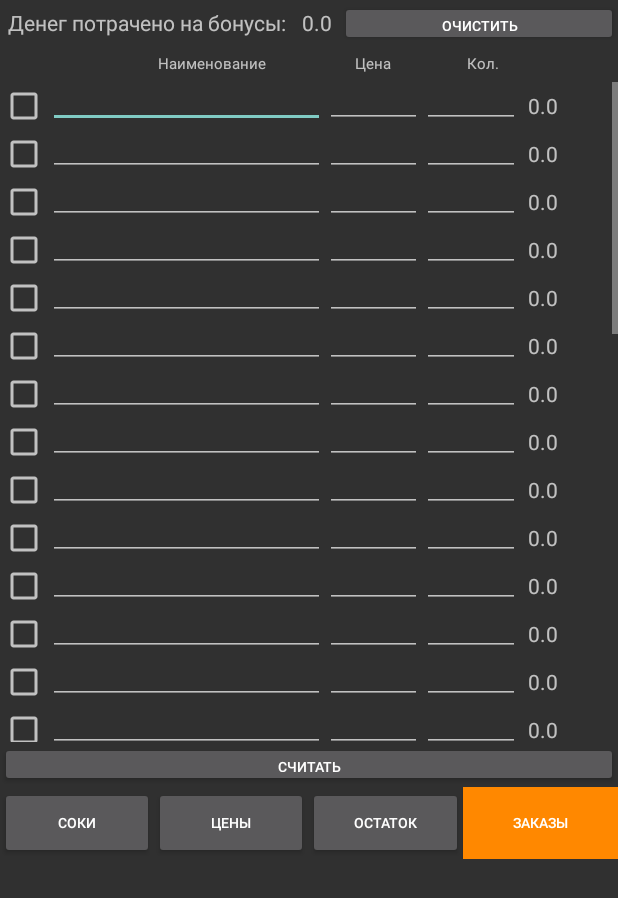
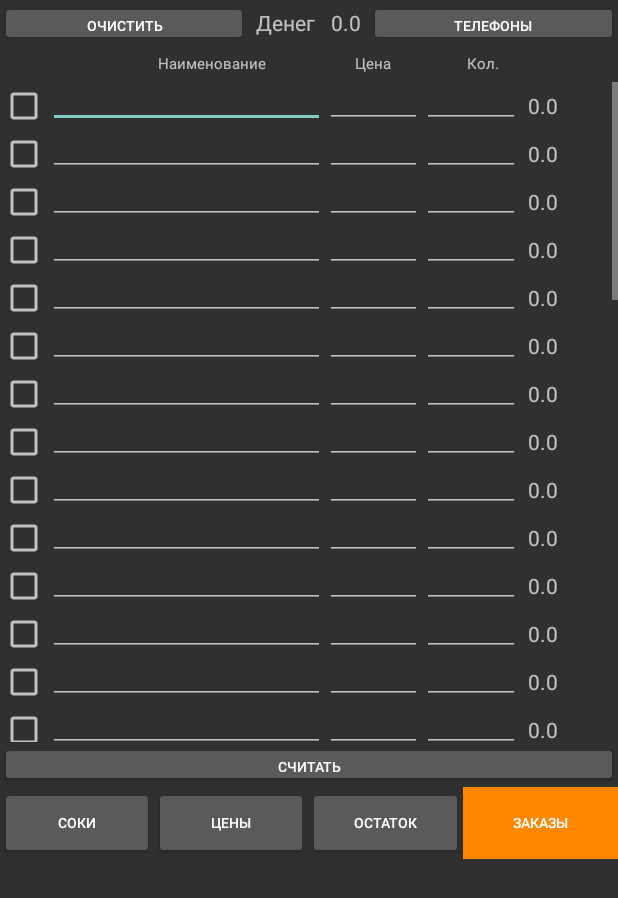
Before and after one commit to VadimSquorpikkor/Magaz10, an Android app: the OrderActivity screen opened directly, with no data from a screen before it, on a phone screen of 412 x 824 dp. Shown: the top 898 px of the screen. Run offline under Robolectric (Android 15) with nearby library versions, the phone set to English and light mode, and no system bars.

Commit message:
1.2.1 - 2

```diff
--- a/app/src/main/AndroidManifest.xml
+++ b/app/src/main/AndroidManifest.xml
@@ -21,7 +21,8 @@
             android:name=".OrderActivity"
             android:windowSoftInputMode="stateHidden" />
         <activity android:name=".LeftActivity" />
-        <activity android:name=".AddToOrderActivity"></activity>
+        <activity android:name=".AddToOrderActivity" />
+        <activity android:name=".ClientListActivity"></activity>
     </application>
 
 </manifest>
--- a/app/src/main/java/com/squorpikkor/app/magaz10/OrderActivity.java
+++ b/app/src/main/java/com/squorpikkor/app/magaz10/OrderActivity.java
@@ -31,7 +31,7 @@ public class OrderActivity extends AppCompatActivity {
 
     public static final String LOGTAG = "LOGGG!!!";
 
-    Button button1, button2, button3, button4, button5;
+    Button button1, button2, button3, button4, button5, phonesButton;
 
 //    public static double ordersSumma;
 //    public static int zeroPriceCount;
@@ -68,6 +68,8 @@ public class OrderActivity extends AppCompatActivity {
 
     ArrayList<CheckBox> chList = new ArrayList<>();
 
+    String phonesText = "Крот - 145\nПраневич - 136\nВася - 104\nСергей Каменщиков (Корелин) - (9)2651237";
+
     @Override
     protected void onCreate(Bundle savedInstanceState) {
         super.onCreate(savedInstanceState);
@@ -88,6 +90,7 @@ public class OrderActivity extends AppCompatActivity {
         button3 = (Button) findViewById(R.id.countButton);
         button4 = (Button) findViewById(R.id.orderClearButton);
         button5 = (Button) findViewById(R.id.SetValueButton);
+        phonesButton = (Button)findViewById(R.id.phonesButton);
 
         moneyForBonusTotal = (TextView) findViewById(R.id.orderBonusMoneySpent);
 
@@ -490,10 +493,10 @@ public class OrderActivity extends AppCompatActivity {
                         moneyForBonusTotal.setText(String.valueOf(ordersSumma));
                         zeroPriceCount = juiceOrderedCount();
                         Log.e(LOGTAG, "zeroPriceCount: " + zeroPriceCount);
-
-
                         saveCheckStatus();
-
+                        break;
+                    case R.id.phonesButton:
+                        okAlert(phonesText);
                         break;
                 }
             }
@@ -505,6 +508,7 @@ public class OrderActivity extends AppCompatActivity {
         button3.setOnClickListener(listener);
         button4.setOnClickListener(listener);
         button5.setOnClickListener(listener);
+        phonesButton.setOnClickListener(listener);
     }
 
     private void clickActivity(Class c) {
@@ -614,4 +618,22 @@ public class OrderActivity extends AppCompatActivity {
         alert.show();
     }
 
+    void okAlert(String message) {
+        AlertDialog.Builder alert = new AlertDialog.Builder(this);
+
+        alert.setMessage(message);
+
+        alert.setPositiveButton("Ok", new DialogInterface.OnClickListener() {
+            public void onClick(DialogInterface dialog, int whichButton) {
+                dialog.cancel();
+            }
+        });
+
+        alert.show();
+    }
+
+    void addDynamicView() {
+
+    }
+
 }
--- a/app/src/main/res/layout/order_activity.xml
+++ b/app/src/main/res/layout/order_activity.xml
@@ -5,7 +5,7 @@
     android:layout_height="match_parent"
     android:orientation="vertical">
 
-    <LinearLayout style="@style/horizontalLayoutStyle">
+    <!--<LinearLayout style="@style/horizontalLayoutStyle">
 
         <TextView
             style="@style/textStyle"
@@ -20,6 +20,30 @@
             android:layout_height="30dp"
             android:text="@string/clearIt"
             android:id="@+id/orderClearButton"/>
+
+    </LinearLayout>-->
+
+    <LinearLayout style="@style/horizontalLayoutStyle">
+
+        <Button
+            style="@style/buttonStyle"
+            android:layout_height="30dp"
+            android:text="@string/clearIt"
+            android:id="@+id/orderClearButton"/>
+
+        <TextView
+            style="@style/textStyle"
+            android:text="@string/money" />
+
+        <TextView
+            android:id="@+id/orderBonusMoneySpent"
+            style="@style/textStyle"
+            android:text="@string/ZERO" />
+        <Button
+            style="@style/buttonStyle"
+            android:layout_height="30dp"
+            android:text="@string/phones"
+            android:id="@+id/phonesButton"/>
 
     </LinearLayout>
 
@@ -958,6 +982,15 @@
                     android:text=""
                     android:id="@+id/text36" />
             </LinearLayout>
+            <LinearLayout style="@style/horizontalLayoutStyle"
+                android:layout_height="180dp">
+            </LinearLayout>
+            <LinearLayout style="@style/horizontalLayoutStyle"
+                android:layout_height="wrap_content"
+                android:id="@+id/experimental_layout">
+
+
+            </LinearLayout>
         </LinearLayout>
     </ScrollView>
 
@@ -992,4 +1025,6 @@
 
     </LinearLayout>
 
+
+
 </LinearLayout>
--- a/app/src/main/res/values/strings.xml
+++ b/app/src/main/res/values/strings.xml
@@ -41,6 +41,8 @@
     <string name="price_button">Цены</string>
     <string name="juice_price">Цены на соки:</string>
     <string name="count_juice">Посчитать соки:</string>
+    <string name="phones">телефоны</string>
+    <string name="money">Денег</string>
 
     <string-array name="name_list">
         <item>Antonov</item>
```
Also changed, not shown: app/src/main/java/com/squorpikkor/app/magaz10/ClientListActivity.java (added, +13 -0 lines), app/src/main/java/com/squorpikkor/app/magaz10/Juice.java (added, +41 -0 lines), app/src/main/java/com/squorpikkor/app/magaz10/User.java (added, +37 -0 lines), app/src/main/java/com/squorpikkor/app/magaz10/ViewConstructor.java (added, +44 -0 lines), app/src/main/res/layout/activity_client_list.xml (added, +9 -0 lines).
